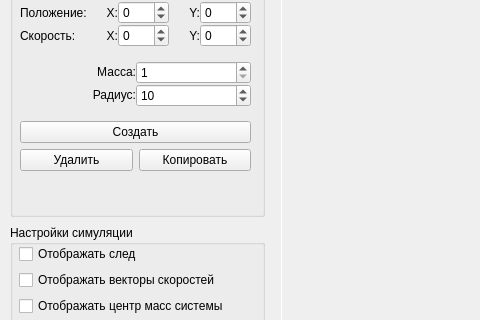
The window that MainWindow.ui (ekosachev/pyGravSimRev2) describes before a commit, drawn with Qt 5; both pictures show x 0 to 480 and y 209 to 529 of the 900 by 630 pixel window.
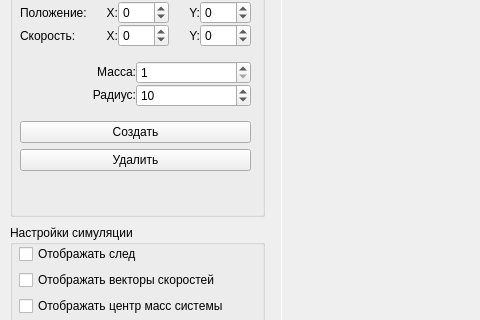
The same window after the commit. Icons and pictures are not drawn.

Patch:
```diff
--- a/MainWindow.ui
+++ b/MainWindow.ui
@@ -283,38 +283,6 @@
              <property name="spacing">
               <number>6</number>
              </property>
-             <item row="1" column="0">
-              <widget class="QPushButton" name="btnDelete">
-               <property name="enabled">
-                <bool>true</bool>
-               </property>
-               <property name="sizePolicy">
-                <sizepolicy hsizetype="Preferred" vsizetype="Fixed">
-                 <horstretch>0</horstretch>
-                 <verstretch>0</verstretch>
-                </sizepolicy>
-               </property>
-               <property name="text">
-                <string>Удалить</string>
-               </property>
-              </widget>
-             </item>
-             <item row="1" column="1">
-              <widget class="QPushButton" name="btnCopy">
-               <property name="enabled">
-                <bool>true</bool>
-               </property>
-               <property name="sizePolicy">
-                <sizepolicy hsizetype="Preferred" vsizetype="Fixed">
-                 <horstretch>0</horstretch>
-                 <verstretch>0</verstretch>
-                </sizepolicy>
-               </property>
-               <property name="text">
-                <string>Копировать</string>
-               </property>
-              </widget>
-             </item>
              <item row="0" column="0" colspan="2">
               <widget class="QPushButton" name="btnNew">
                <property name="text">
@@ -322,6 +290,22 @@
                </property>
               </widget>
              </item>
+             <item row="1" column="0" colspan="2">
+              <widget class="QPushButton" name="btnDelete">
+               <property name="enabled">
+                <bool>true</bool>
+               </property>
+               <property name="sizePolicy">
+                <sizepolicy hsizetype="Preferred" vsizetype="Fixed">
+                 <horstretch>0</horstretch>
+                 <verstretch>0</verstretch>
+                </sizepolicy>
+               </property>
+               <property name="text">
+                <string>Удалить</string>
+               </property>
+              </widget>
+             </item>
             </layout>
            </item>
           </layout>
```
